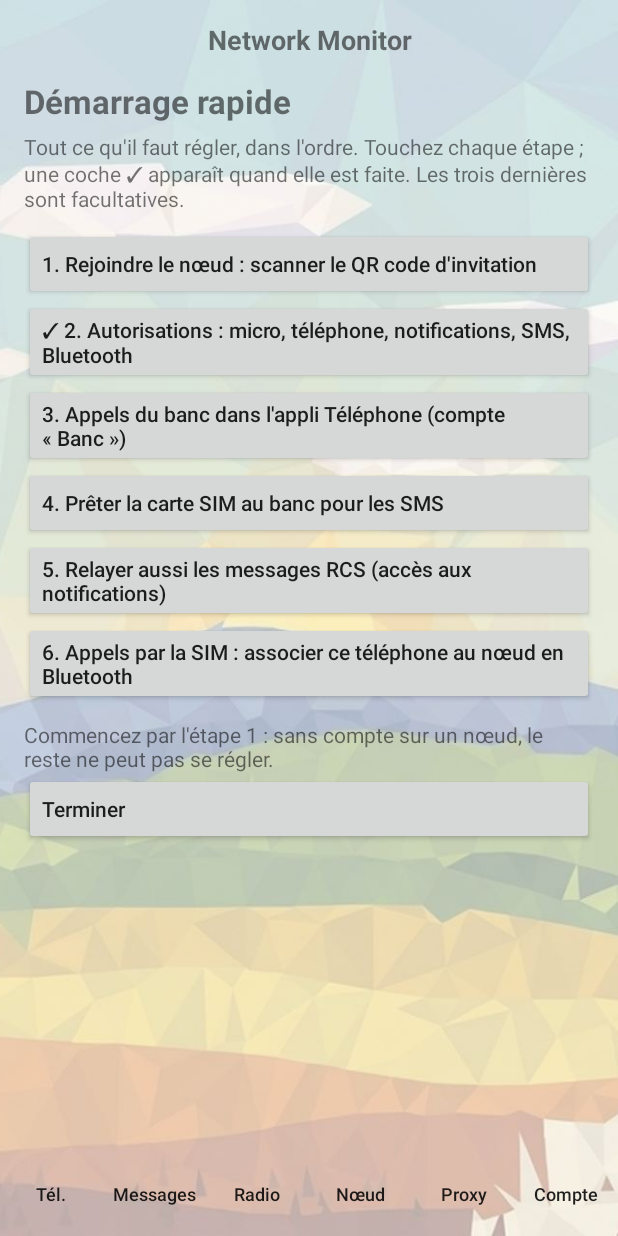
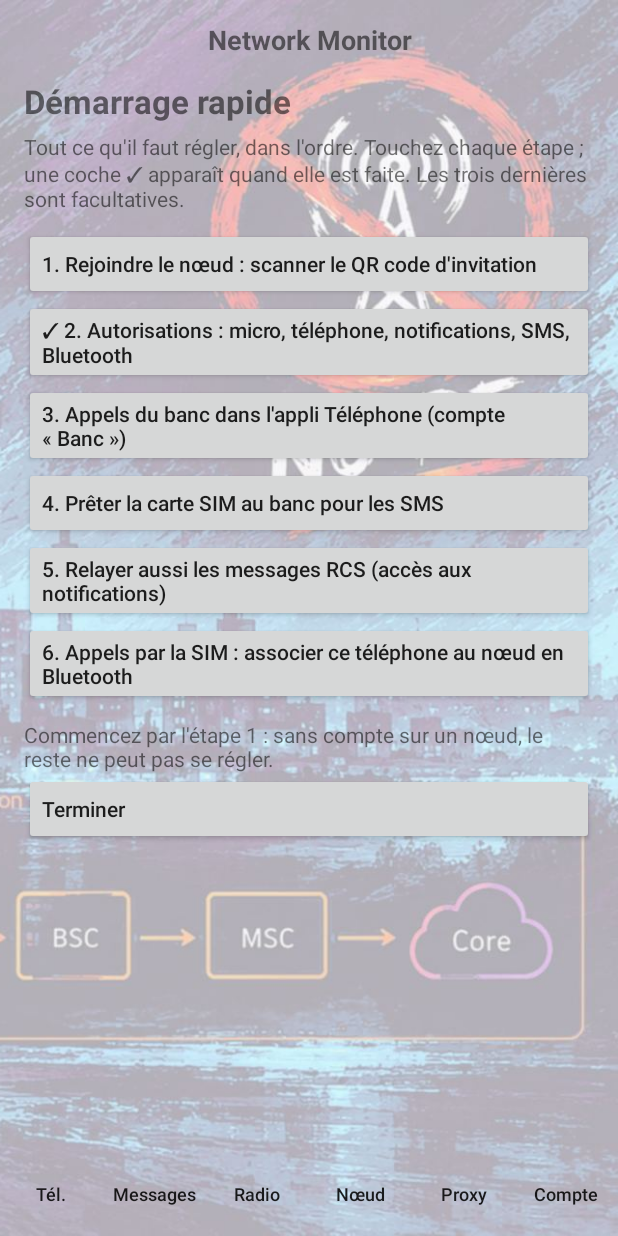
Before and after one commit to bbaranoff/network_monitoring, an Android app: the screen it shows after launch (MainActivity), on a phone screen of 412 x 824 dp. Run offline under Robolectric (Android 15) with nearby library versions, the phone set to English and light mode, and no system bars; libraries missing offline, so code that uses them is left out: com.google.mlkit.vision, org.linphone.core; 3 statements that could not run were skipped.

Commit message:
0.10.2 : deux themes, les deux fonds du bureau du banc
Clair : le fond du bureau au repos (gsm-lab-ville). Sombre : le fond du
bureau quand un banc tourne (gsm-lab-antenne), aux couleurs de l affiche
(violet nuit, cyan, orange). Le theme « Telecom » separe devient le sombre.

Co-Authored-By: Claude Fable 5.2 <noreply@anthropic.com>

```diff
--- a/android/app/build.gradle
+++ b/android/app/build.gradle
@@ -11,8 +11,8 @@ android {
         applicationId "org.osmooperator.app"
         minSdk 29
         targetSdk 34
-        versionCode 18
-        versionName "0.10.1"
+        versionCode 19
+        versionName "0.10.2"
         // Les telephones seulement (ARM 64 et 32 bits) : avec x86 et x86_64, qui
         // ne servent qu aux emulateurs, l APK pesait 141 Mo - un telechargement
         // tronque sur le telephone donne « package non valide ».
--- a/android/app/src/main/java/org/osmooperator/app/MainActivity.kt
+++ b/android/app/src/main/java/org/osmooperator/app/MainActivity.kt
@@ -237,19 +237,21 @@ class MainActivity : Activity() {
         // The theme, before anything is drawn: light by default (0), dark (1),
         // as the system (2). Changing it recreates the activity.
         prefs = getSharedPreferences("compte", MODE_PRIVATE)
-        val th = prefs.getInt("theme", 0)
+        val th0 = prefs.getInt("theme", 0)
         val night = (resources.configuration.uiMode and Configuration.UI_MODE_NIGHT_MASK) == Configuration.UI_MODE_NIGHT_YES
-        // ... and "Télécom" (3): dark, in the colours of the bench poster.
-        dark = th == 1 || th == 3 || (th == 2 && night)
-        setTheme(if (th == 3) R.style.Telco else if (dark) android.R.style.Theme_Material_NoActionBar
-            else android.R.style.Theme_Material_Light_NoActionBar)
+        // The dark one wears the colours of the bench poster (style Telco).
+        // (3 was a separate "Télécom" theme: now the dark one.)
+        val th = if (th0 == 3) 1 else th0
+        dark = th == 1 || (th == 2 && night)
+        setTheme(if (dark) R.style.Telco else android.R.style.Theme_Material_Light_NoActionBar)
         super.onCreate(savedInstanceState)
         requestWindowFeature(Window.FEATURE_NO_TITLE)
         setContentView(R.layout.main)
-        // The background: the illustrations of the osmo-operator desktop (the
-        // city, the mast, the landscape), cropped and veiled so the text reads.
+        // The background: the two wallpapers of the osmo-operator desktop, cropped
+        // and veiled so the text reads - the idle desktop for the light theme,
+        // the desktop of a running bench for the dark one.
         window.setBackgroundDrawable(CoverDrawable(BitmapFactory.decodeResource(resources,
-            if (th == 3) R.drawable.fond_telecom else if (dark) R.drawable.fond_sombre else R.drawable.fond_clair)))
+            if (dark) R.drawable.fond_sombre else R.drawable.fond_clair)))
 
         status = findViewById(R.id.status)
         journal = findViewById(R.id.journal)
@@ -342,12 +344,12 @@ class MainActivity : Activity() {
         // With an account, the line is held with the app closed: a foreground
         // service keeps the process (and the SIP stack) alive, so a call rings.
         if (enrolled) startForegroundService(Intent(this, ProxyService::class.java))
-        listOf(R.id.btn_theme0, R.id.btn_theme1, R.id.btn_theme2, R.id.btn_theme3).forEachIndexed { i, id ->
+        listOf(R.id.btn_theme0, R.id.btn_theme1, R.id.btn_theme2).forEachIndexed { i, id ->
             findViewById<Button>(id).setOnClickListener {
                 if (prefs.getInt("theme", 0) != i) { prefs.edit().putInt("theme", i).apply(); recreate() }
             }
         }
-        themeState.text = "Thème : ${listOf("Clair", "Sombre", "Comme le système", "Télécom").getOrElse(th) { "Clair" }}"
+        themeState.text = "Thème : ${listOf("Clair", "Sombre", "Comme le système").getOrElse(th) { "Clair" }}"
         // the frames: filter, pause, clear, and the families in one touch
         findViewById<EditText>(R.id.frames_filter).addTextChangedListener(object : TextWatcher {
             override fun afterTextChanged(e: Editable?) { frames.query = e?.toString() ?: ""; framesNote() }
--- a/android/app/src/main/res/layout/main.xml
+++ b/android/app/src/main/res/layout/main.xml
@@ -135,7 +135,7 @@
                     <LinearLayout android:layout_width="match_parent" android:layout_height="wrap_content" android:orientation="horizontal">
                         <Button android:id="@+id/btn_theme0" android:layout_width="0dp" android:layout_height="wrap_content" android:layout_weight="1" android:text="Clair" android:textAllCaps="false"/>
                         <Button android:id="@+id/btn_theme1" android:layout_width="0dp" android:layout_height="wrap_content" android:layout_weight="1" android:text="Sombre" android:textAllCaps="false"/>
-                        <Button android:id="@+id/btn_theme2" android:layout_width="0dp" android:layout_height="wrap_content" android:layout_weight="1" android:text="Système" android:textAllCaps="false"/><Button android:id="@+id/btn_theme3" android:layout_width="0dp" android:layout_height="wrap_content" android:layout_weight="1" android:text="Télécom" android:textAllCaps="false"/>
+                        <Button android:id="@+id/btn_theme2" android:layout_width="0dp" android:layout_height="wrap_content" android:layout_weight="1" android:text="Système" android:textAllCaps="false"/>
                     </LinearLayout>
                     <TextView android:id="@+id/account" android:layout_width="match_parent" android:layout_height="wrap_content" android:text="" android:paddingTop="14dp" android:textIsSelectable="true"/>
                     <Button android:id="@+id/btn_quick" android:layout_width="match_parent" android:layout_height="wrap_content" android:text="Démarrage rapide" android:textAllCaps="false"/>
```
Also changed, not shown: android/app/src/main/res/drawable-nodpi/fond_clair.jpg, android/app/src/main/res/drawable-nodpi/fond_sombre.jpg, android/app/src/main/res/drawable-nodpi/fond_telecom.jpg (deleted), 8 other files.
